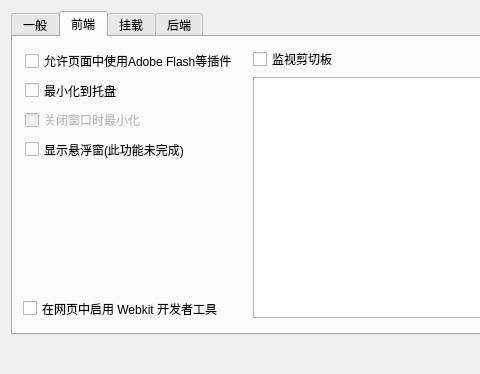
Old version of the form src/frontend/ui/settings.ui in the repository Xinkai/XwareDesktop; both pictures show x 0 to 480 and y 0 to 374 of the 930 by 374 pixel window.
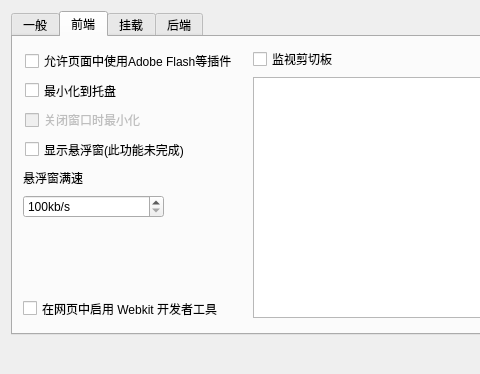
New version of the form. The open tabs and pages were chosen to show the change. Icons and pictures are not drawn.

```diff
--- a/src/frontend/ui/settings.ui
+++ b/src/frontend/ui/settings.ui
@@ -272,6 +272,44 @@
         </item>
        </layout>
       </widget>
+      <widget class="QWidget" name="layoutWidget">
+       <property name="geometry">
+        <rect>
+         <x>10</x>
+         <y>130</y>
+         <width>141</width>
+         <height>51</height>
+        </rect>
+       </property>
+       <layout class="QVBoxLayout" name="verticalLayout_8">
+        <item>
+         <widget class="QLabel" name="label_monitorFullSpeed">
+          <property name="text">
+           <string>悬浮窗满速</string>
+          </property>
+          <property name="buddy">
+           <cstring>spinBox_monitorFullSpeed</cstring>
+          </property>
+         </widget>
+        </item>
+        <item>
+         <widget class="QSpinBox" name="spinBox_monitorFullSpeed">
+          <property name="suffix">
+           <string>kb/s</string>
+          </property>
+          <property name="minimum">
+           <number>100</number>
+          </property>
+          <property name="maximum">
+           <number>8192</number>
+          </property>
+          <property name="singleStep">
+           <number>20</number>
+          </property>
+         </widget>
+        </item>
+       </layout>
+      </widget>
      </widget>
      <widget class="QWidget" name="tab_mount">
       <attribute name="title">
```
